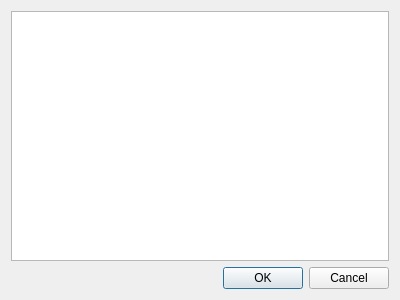
First picture: the form in filedialog.ui, repository lzh9102/qtypist, before the edit.
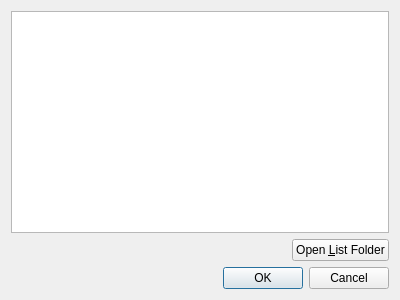
Second picture: the form after the edit. Icons and pictures are not drawn.

Commit message: FileDialog: add open list folder button.

Diff of the .ui file:
```diff
--- a/filedialog.ui
+++ b/filedialog.ui
@@ -17,6 +17,34 @@
    <item>
     <widget class="QListWidget" name="listFiles"/>
    </item>
+   <item>
+    <layout class="QHBoxLayout" name="horizontalLayout">
+     <item>
+      <spacer name="horizontalSpacer">
+       <property name="orientation">
+        <enum>Qt::Horizontal</enum>
+       </property>
+       <property name="sizeHint" stdset="0">
+        <size>
+         <width>40</width>
+         <height>20</height>
+        </size>
+       </property>
+      </spacer>
+     </item>
+     <item>
+      <widget class="QPushButton" name="btnOpenListDir">
+       <property name="text">
+        <string>Open &amp;List Folder</string>
+       </property>
+       <property name="icon">
+        <iconset resource="resource.qrc">
+         <normaloff>:/icon/images/open-folder.png</normaloff>:/icon/images/open-folder.png</iconset>
+       </property>
+      </widget>
+     </item>
+    </layout>
+   </item>
    <item>
     <widget class="QDialogButtonBox" name="buttonBox">
      <property name="orientation">
```
Left out of the diff: 4 changed lines with no effect on the pictures. The commit also changes 4 other files.
